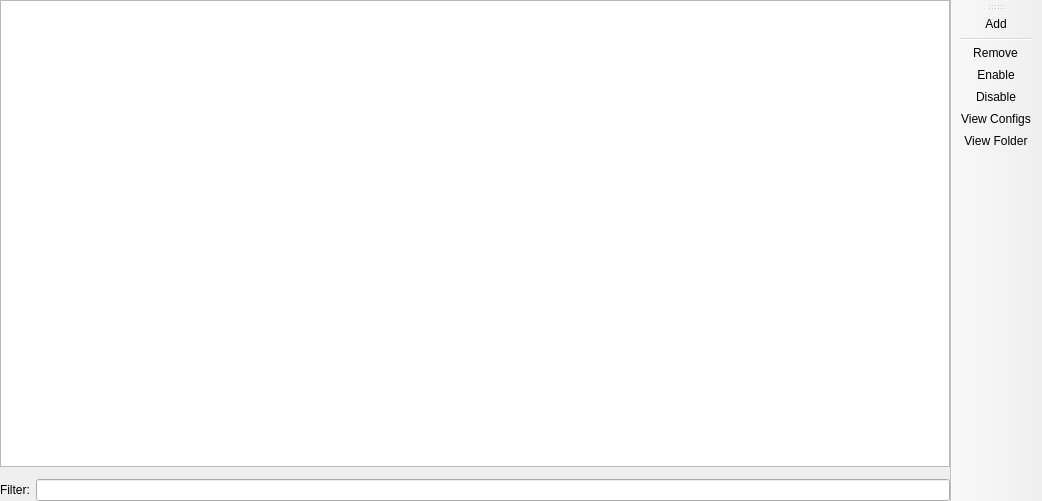
First picture: the form in launcher/ui/pages/instance/ExternalResourcesPage.ui, repository PrismLauncher/PrismLauncher, before the edit.
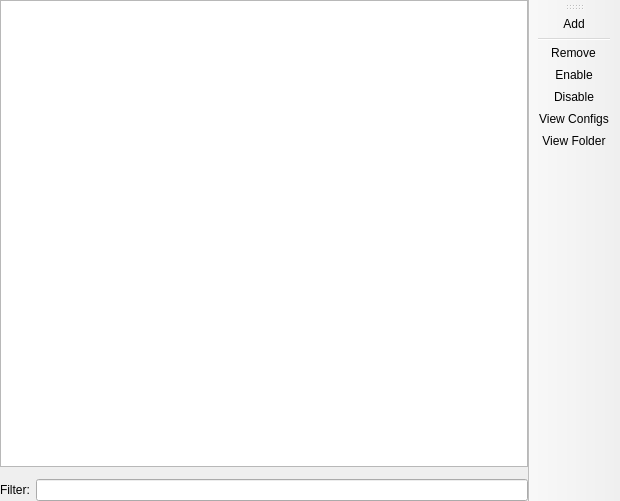
Second picture: the form after the edit. Custom widgets are drawn as their Qt base class.

Commit message: fix: ignore blacklist for explicit selection & add action buttons

The edit to the form file:
```diff
--- a/launcher/ui/pages/instance/ExternalResourcesPage.ui
+++ b/launcher/ui/pages/instance/ExternalResourcesPage.ui
@@ -6,7 +6,7 @@
    <rect>
     <x>0</x>
     <y>0</y>
-    <width>1042</width>
+    <width>620</width>
     <height>501</height>
    </rect>
   </property>
```
Left out of the diff: 16 changed lines with no effect on the pictures. The commit also changes 5 other files.
